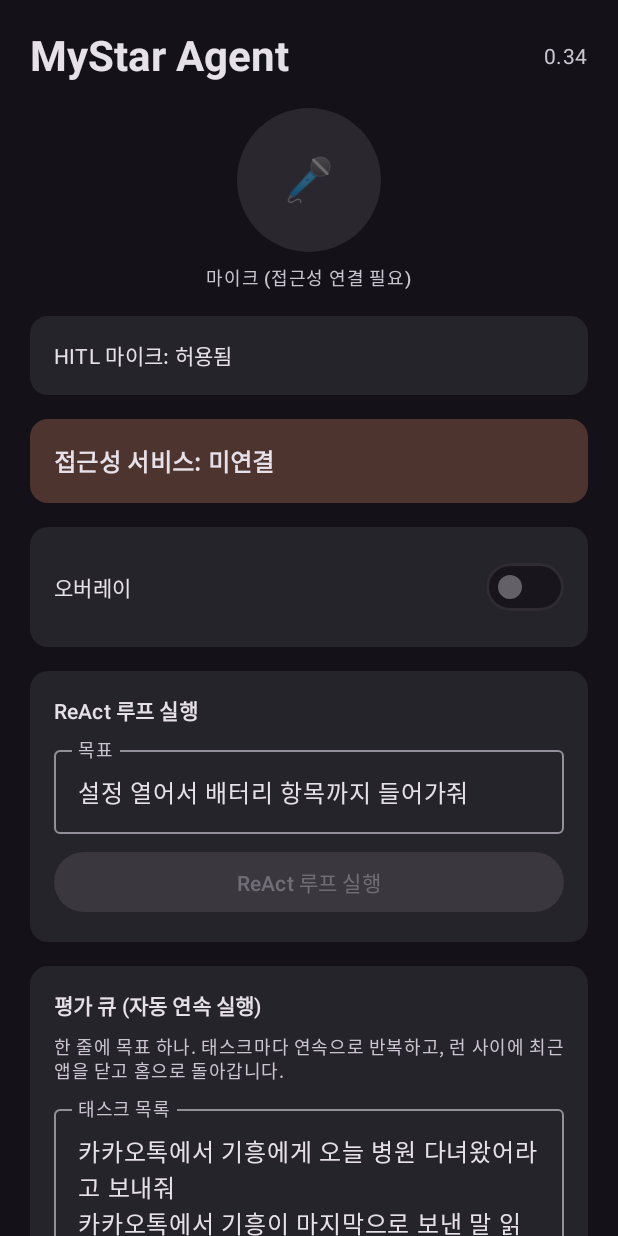
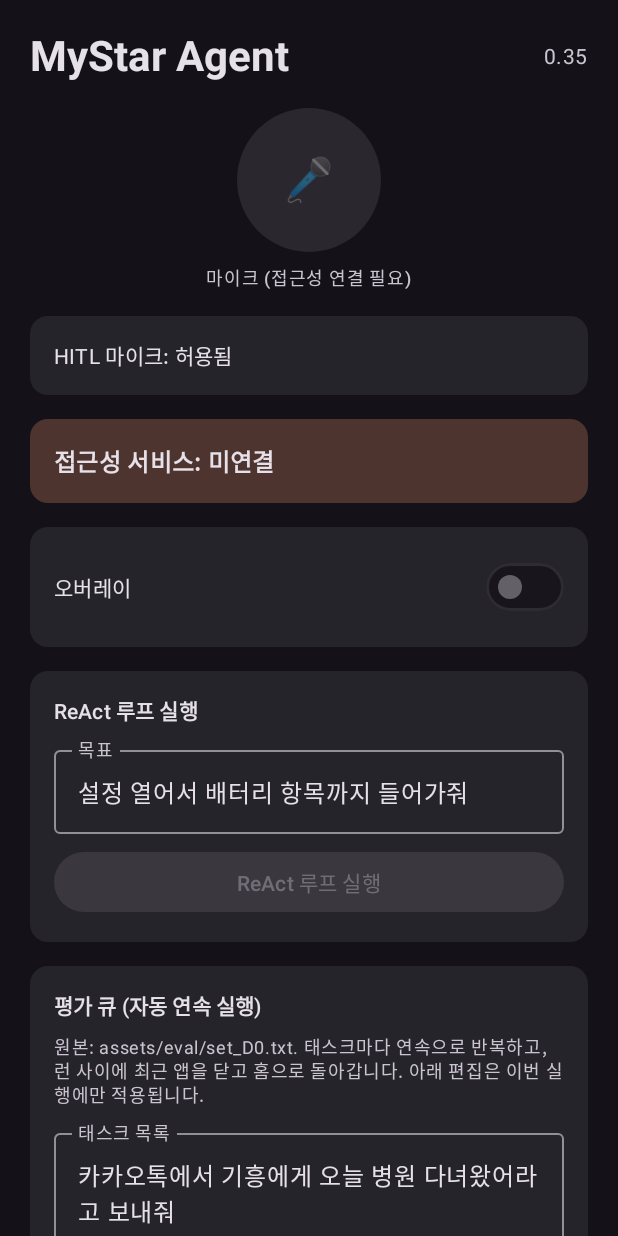
Before and after one commit to jb2002a/mystar, an Android app built with Jetpack Compose: the screen it shows after launch (MainActivity), on a phone screen of 412 x 824 dp. Run offline under Robolectric (Android 15) with nearby library versions, the phone set to English and light mode, and no system bars; pictures from the network do not load.

Commit message:
feat : 골든셋 원본을 assets 파일 한 곳으로 통합
태스크 목록이 set_D0.md 표와 EvalQueueRunner 상수 두 군데에 있어
동기화가 수동이었다. 앱이 읽는 assets 파일 하나를 원본으로 삼는다.

- app/src/main/assets/eval/set_D0.txt 신설 (한 줄에 목표 하나,
  줄 순서가 task_index, '#' 주석 허용)
- EvalSet.load()로 읽어 큐 목록을 채운다. DEFAULT_TASKS 상수 제거
- 큐 카드에 '원본 불러오기' 추가 — 앱 안 편집은 그 실행에만 적용
- set_D0.md는 원본 파일을 가리키는 문서로 정리

Co-Authored-By: Claude Opus 5 <noreply@anthropic.com>
Claude-Session: https://claude.ai/code/session_01NgoXih7nWgRSVJ9EARSPCW

```diff
--- a/app/build.gradle.kts
+++ b/app/build.gradle.kts
@@ -34,8 +34,8 @@ android {
         applicationId = "com.mystar.agent"
         minSdk = 24
         targetSdk = 35
-        versionCode = 25
-        versionName = "0.34"
+        versionCode = 26
+        versionName = "0.35"
 
         buildConfigField("String", "LLM_API_KEY", "\"${escapeBuildConfig(llmApiKey)}\"")
         buildConfigField("String", "LLM_BASE_URL", "\"${escapeBuildConfig(llmBaseUrl)}\"")
--- a/app/src/main/java/com/mystar/agent/EvalQueueRunner.kt
+++ b/app/src/main/java/com/mystar/agent/EvalQueueRunner.kt
@@ -1,5 +1,6 @@
 package com.mystar.agent
 
+import android.content.Context
 import com.mystar.agent.agent.ReactAgent
 import java.text.SimpleDateFormat
 import java.util.Date
@@ -17,7 +18,8 @@ import kotlinx.coroutines.withContext
 
 /**
  * 골든셋 자동 연속 실행.
- * 태스크별로 repeat회 연속 실행하고, 런 사이에 최근 앱을 닫고 홈으로 되돌린다.
+ * 목록 원본은 EvalSet(assets), 태스크별로 repeat회 연속 실행하고,
+ * 런 사이에 최근 앱을 닫고 홈으로 되돌린다.
  * 실행이 실패해도 기록만 남기고 다음 런으로 넘어간다.
  *
  * MainActivity가 큐에 의해 함께 닫히므로 상태는 프로세스 싱글턴이 들고 있는다.
@@ -51,20 +53,6 @@ object EvalQueueRunner {
         "Clear all",
     )
 
-    /** docs/evaluation/set_D0.md 골든셋. */
-    private val DEFAULT_TASKS = listOf(
-        "카카오톡에서 기흥에게 오늘 병원 다녀왔어라고 보내줘",
-        "카카오톡에서 기흥이 마지막으로 보낸 말 읽어줘",
-        "내일 서울 날씨알려줘",
-        "익산에서 지금 여는 약국 찾아줘",
-        "서울에서 대전까지 얼마나걸려",
-        "설정에서 글자 크기 조절하는 곳 열어줘",
-        "오전 8시로 알람설정해줘.",
-        "네이버에서 뉴스 열어줘",
-        "막내에게 전화 걸어줘",
-        "막내에게 문자로 집에 잘 도착했어라고 보내줘",
-    )
-
     private val scope = CoroutineScope(SupervisorJob() + Dispatchers.Main.immediate)
 
     @Volatile
@@ -73,7 +61,7 @@ object EvalQueueRunner {
     private val _state = MutableStateFlow(QueueState())
     val state: StateFlow<QueueState> = _state.asStateFlow()
 
-    private val _tasksText = MutableStateFlow(DEFAULT_TASKS.joinToString("\n"))
+    private val _tasksText = MutableStateFlow("")
     val tasksText: StateFlow<String> = _tasksText.asStateFlow()
 
     private val _repeatText = MutableStateFlow("3")
@@ -84,6 +72,19 @@ object EvalQueueRunner {
 
     fun setTasksText(value: String) {
         _tasksText.value = value
+    }
+
+    /** 목록이 비어 있을 때만 원본을 채운다. 앱 시작 시 1회. */
+    fun ensureLoaded(context: Context) {
+        if (_tasksText.value.isNotBlank()) return
+        loadFromAsset(context)
+    }
+
+    /** 편집한 목록을 버리고 원본을 다시 읽는다. */
+    fun loadFromAsset(context: Context) {
+        val tasks = EvalSet.load(context)
+        _tasksText.value = tasks.joinToString("\n")
+        ServiceStatus.appendLog("큐: 골든셋 ${tasks.size}개 불러옴 (${EvalSet.ASSET_PATH})")
     }
 
     fun setRepeatText(value: String) {
@@ -132,8 +133,11 @@ object EvalQueueRunner {
         ServiceStatus.appendLog("큐: 중단 요청 — 현재 런을 정리한 뒤 멈춥니다")
     }
 
+    /** 원본과 같은 규칙 — 빈 줄과 '#' 주석은 건너뛴다. */
     private fun parseTasks(): List<String> =
-        _tasksText.value.lines().map { it.trim() }.filter { it.isNotEmpty() }
+        _tasksText.value.lines()
+            .map { it.trim() }
+            .filter { it.isNotEmpty() && !it.startsWith("#") }
 
     private suspend fun runQueue(tasks: List<String>, repeat: Int, cooldownMs: Long) {
         val queueId = queueIdFormat().format(Date())
--- /dev/null
+++ b/app/src/main/java/com/mystar/agent/EvalSet.kt
@@ -0,0 +1,25 @@
+package com.mystar.agent
+
+import android.content.Context
+import java.io.IOException
+
+/**
+ * 골든셋 원본. 태스크 목록은 assets의 이 파일 한 곳에만 둔다.
+ * 한 줄에 목표 하나, 줄 순서가 task_index. 빈 줄과 '#' 주석은 건너뛴다.
+ */
+object EvalSet {
+    const val ASSET_PATH = "eval/set_D0.txt"
+
+    fun load(context: Context): List<String> {
+        return try {
+            context.assets.open(ASSET_PATH).bufferedReader().use { reader ->
+                reader.readLines()
+                    .map { it.trim() }
+                    .filter { it.isNotEmpty() && !it.startsWith("#") }
+            }
+        } catch (e: IOException) {
+            ServiceStatus.appendLog("골든셋 읽기 실패 ($ASSET_PATH) — ${e.message}")
+            emptyList()
+        }
+    }
+}
--- a/app/src/main/java/com/mystar/agent/MainActivity.kt
+++ b/app/src/main/java/com/mystar/agent/MainActivity.kt
@@ -39,6 +39,7 @@ import androidx.compose.material3.OutlinedTextField
 import androidx.compose.material3.Surface
 import androidx.compose.material3.Switch
 import androidx.compose.material3.Text
+import androidx.compose.material3.TextButton
 import androidx.compose.material3.darkColorScheme
 import androidx.compose.runtime.Composable
 import androidx.compose.runtime.getValue
@@ -75,6 +76,7 @@ class MainActivity : ComponentActivity() {
         ServiceStatus.init(this)
         ServiceStatus.refreshFromInstance()
         ServiceStatus.appendLog("MainActivity.onCreate")
+        EvalQueueRunner.ensureLoaded(this)
         setContent {
             MaterialTheme(colorScheme = darkColorScheme()) {
                 Surface(modifier = Modifier.fillMaxSize()) {
@@ -414,7 +416,9 @@ private fun AgentHomeScreen(
                     }
                 } else {
                     Text(
-                        text = "한 줄에 목표 하나. 태스크마다 연속으로 반복하고, 런 사이에 최근 앱을 닫고 홈으로 돌아갑니다.",
+                        text = "원본: assets/${EvalSet.ASSET_PATH}. 태스크마다 연속으로 반복하고," +
+                            " 런 사이에 최근 앱을 닫고 홈으로 돌아갑니다." +
+                            " 아래 편집은 이번 실행에만 적용됩니다.",
                         style = MaterialTheme.typography.bodySmall,
                         color = MaterialTheme.colorScheme.onSurfaceVariant,
                     )
@@ -427,6 +431,13 @@ private fun AgentHomeScreen(
                         maxLines = 10,
                         enabled = !busy,
                     )
+                    TextButton(
+                        onClick = { EvalQueueRunner.loadFromAsset(context) },
+                        enabled = !busy,
+                        modifier = Modifier.align(Alignment.End),
+                    ) {
+                        Text("원본 불러오기")
+                    }
                     Row(
                         modifier = Modifier.fillMaxWidth(),
                         horizontalArrangement = Arrangement.spacedBy(8.dp),
```
Also changed, not shown: app/src/main/assets/eval/set_D0.txt (added, +13 -0 lines), 1 other file.
